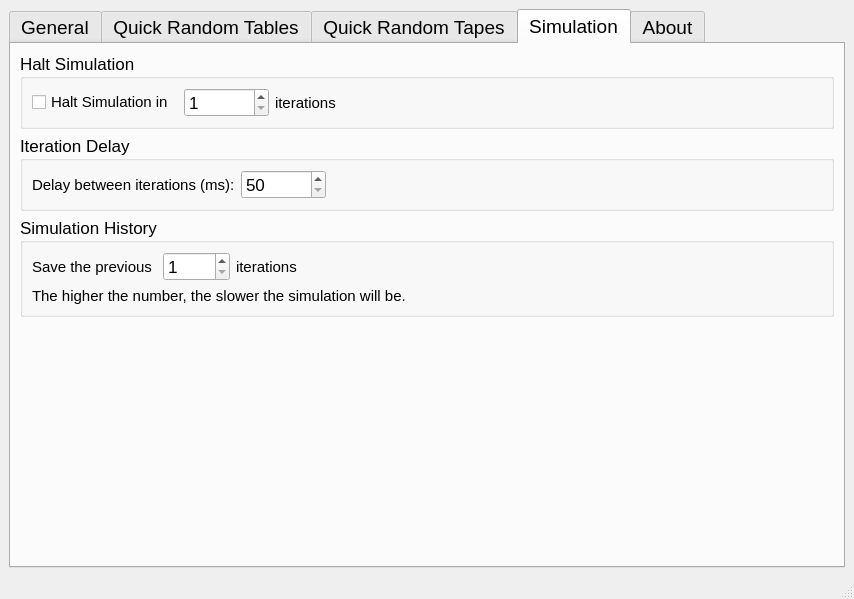
First picture: the form in Qt/TuringsMachineSimulator/settings.ui, repository fabioalves98/TuringsMachineGenerator, before the edit.
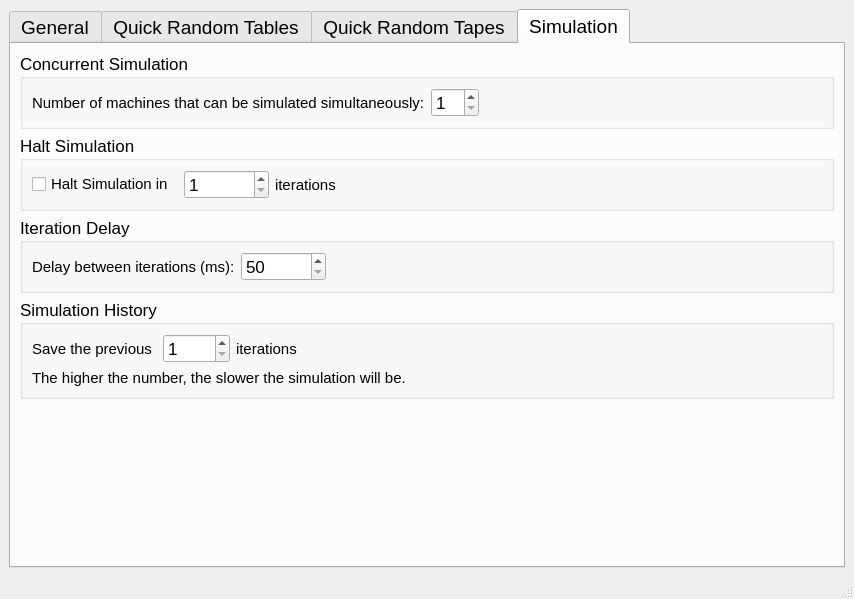
Second picture: the form after the edit. The open tabs and pages were chosen to show the change.

```diff
--- a/Qt/TuringsMachineSimulator/settings.ui
+++ b/Qt/TuringsMachineSimulator/settings.ui
@@ -1091,6 +1091,58 @@
         <string>Simulation</string>
        </attribute>
        <layout class="QVBoxLayout" name="verticalLayout_6">
+        <item>
+         <widget class="QGroupBox" name="groupBox_5">
+          <property name="font">
+           <font>
+            <pointsize>13</pointsize>
+           </font>
+          </property>
+          <property name="title">
+           <string>Concurrent Simulation</string>
+          </property>
+          <layout class="QHBoxLayout" name="horizontalLayout_16">
+           <item>
+            <widget class="QLabel" name="label_6">
+             <property name="font">
+              <font>
+               <pointsize>11</pointsize>
+              </font>
+             </property>
+             <property name="text">
+              <string>Number of machines that can be simulated simultaneously:</string>
+             </property>
+            </widget>
+           </item>
+           <item>
+            <widget class="QSpinBox" name="concurrentSim">
+             <property name="minimum">
+              <number>1</number>
+             </property>
+             <property name="maximum">
+              <number>50</number>
+             </property>
+             <property name="value">
+              <number>1</number>
+             </property>
+            </widget>
+           </item>
+           <item>
+            <spacer name="horizontalSpacer_4">
+             <property name="orientation">
+              <enum>Qt::Horizontal</enum>
+             </property>
+             <property name="sizeHint" stdset="0">
+              <size>
+               <width>338</width>
+               <height>20</height>
+              </size>
+             </property>
+            </spacer>
+           </item>
+          </layout>
+         </widget>
+        </item>
         <item>
          <widget class="QGroupBox" name="groupBox_3">
           <property name="font">
@@ -1310,11 +1362,6 @@
         </item>
        </layout>
       </widget>
-      <widget class="QWidget" name="about">
-       <attribute name="title">
-        <string>About</string>
-       </attribute>
-      </widget>
      </widget>
     </item>
    </layout>
```
Left out of the diff: 2 changed lines with no effect on the pictures.
